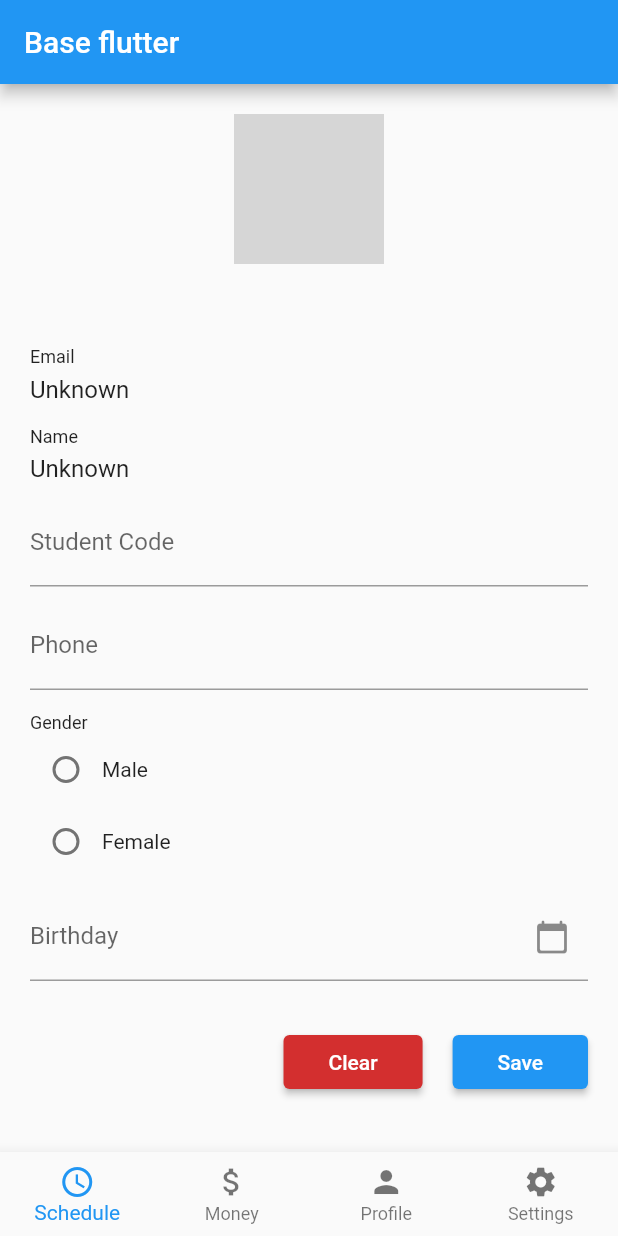
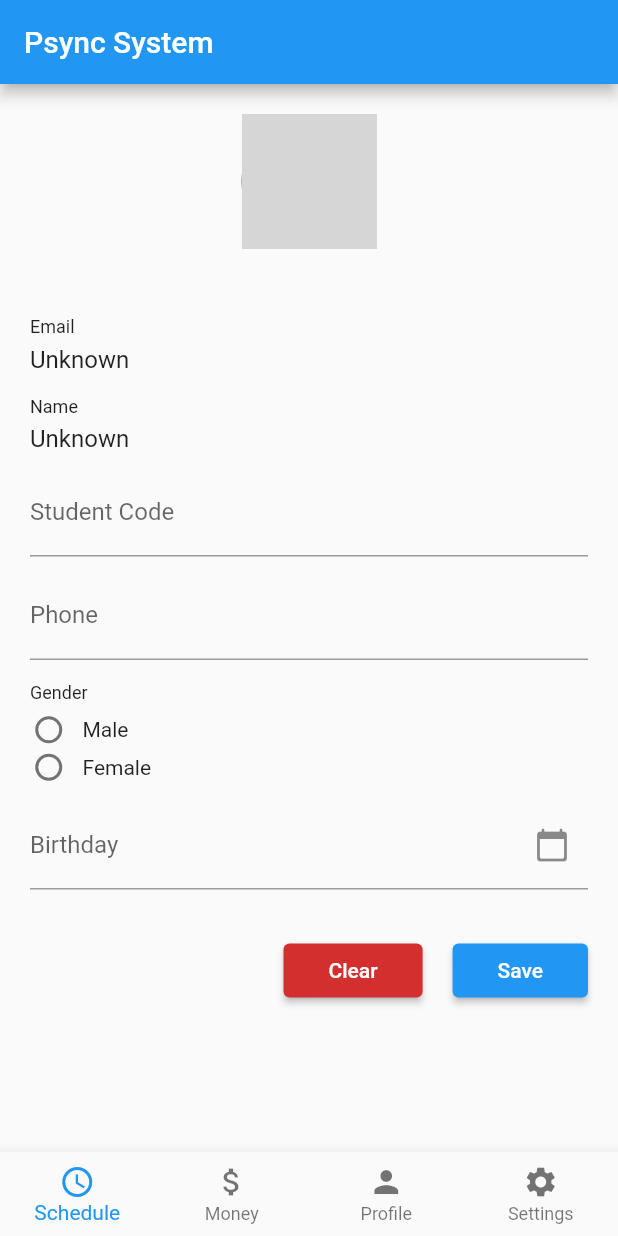
Before and after one commit to Tetcha/pss-mobile, a Flutter app: the screen it shows after launch, after a tap on "Login", on a phone screen of 412 x 824 dp. Run offline on Flutter 3.47's test engine with Material 2 defaults, Android fonts, the phone set to English and light mode, and no system bars; our stand-ins replace dio, freezed_annotation, get, google_sign_in, shared_preferences; network calls fail; grey boxes are pictures that could not be loaded.

Commit message:
update radio

```diff
--- a/lib/core/form/radio.dart
+++ b/lib/core/form/radio.dart
@@ -38,18 +38,28 @@ class _RadioCState<T> extends State<RadioC<T>> {
       children: <Widget>[
         const SizedBox(height: 5),
         FieldTitle(label: widget.label),
+        const SizedBox(height: 5),
         Column(
           children: widget.options
-              .map((element) => Row(
-                    children: [
-                      Radio(
+              .map(
+                (element) => Row(
+                  children: [
+                    Container(
+                      height: 25,
+                      width: 25,
+                      margin: const EdgeInsets.only(
+                        right: 10,
+                      ),
+                      child: Radio(
                         value: element.value,
                         groupValue: radioValue,
                         onChanged: _handleRadioValueChange,
                       ),
-                      Text(element.label),
-                    ],
-                  ))
+                    ),
+                    Text(element.label),
+                  ],
+                ),
+              )
               .toList(),
         )
       ],
--- a/lib/core/form/text_field.dart
+++ b/lib/core/form/text_field.dart
@@ -63,7 +63,12 @@ class TextFieldC extends StatelessWidget {
           enabled: !disabled,
           controller: controller,
           obscureText: isPassword,
-          keyboardType: keyBoardType,
+          keyboardType: keyBoardType == TextInputType.datetime
+              ? TextInputType.none
+              : keyBoardType,
+          onTap: keyBoardType == TextInputType.datetime
+              ? _presentDatePicker
+              : null,
           decoration: InputDecoration(
             border: const UnderlineInputBorder(),
             labelText: label,
--- a/lib/main.dart
+++ b/lib/main.dart
@@ -5,6 +5,7 @@ import 'package:get/get.dart';
 import 'package:pss_mobile/core/injection/index.dart';
 import 'package:pss_mobile/core/providers/user.provider.dart';
 import 'package:pss_mobile/screens/profile.dart';
+import 'package:pss_mobile/screens/setting.dart';
 import 'package:pss_mobile/widgets/auto_login/auto_login.dart';
 import 'package:pss_mobile/widgets/bottom_navigation/index.dart';
 import 'package:pss_mobile/widgets/loading_overlay/index.dart';
@@ -34,7 +35,7 @@ class _MyAppState extends State<MyApp> {
     const ProfileScreen(),
     const ProfileScreen(),
     const ProfileScreen(),
-    const ProfileScreen(),
+    SettingScreen(),
   ];
 
   void _onChangeTab(int index) {
@@ -61,12 +62,14 @@ class _MyAppState extends State<MyApp> {
         child: Scaffold(
           resizeToAvoidBottomInset: false,
           appBar: AppBar(
-            title: const Text('Base flutter'),
+            title: const Text('Psync System'),
           ),
           body: FractionallySizedBox(
             widthFactor: 1,
             heightFactor: 1,
-            child: AutoLogin(children: widgetList[_currentIndex]),
+            child: AutoLogin(
+              children: widgetList[_currentIndex],
+            ),
           ),
           bottomNavigationBar: Obx(
             () => userProvider.isLogin.value
--- a/lib/screens/profile.dart
+++ b/lib/screens/profile.dart
@@ -57,7 +57,7 @@ class _ProfileScreenState extends State<ProfileScreen> {
           margin: const EdgeInsets.symmetric(vertical: 20),
           child: Center(
             child: CircleAvatar(
-              radius: 50,
+              radius: 45,
               backgroundImage: NetworkImage(_userProvider
                       .googleAccount.value?.photoUrl ??
                   "https://upload.wikimedia.org/wikipedia/commons/thumb/1/14/Gatto_europeo4.jpg/250px-Gatto_europeo4.jpg"),
@@ -65,7 +65,7 @@ class _ProfileScreenState extends State<ProfileScreen> {
           ),
         ),
         Container(
-          padding: const EdgeInsets.all(20),
+          padding: const EdgeInsets.symmetric(vertical: 10, horizontal: 20),
           child:
               Column(crossAxisAlignment: CrossAxisAlignment.start, children: [
             const SizedBox(height: 10),
```
Also changed, not shown: lib/core/providers/user.provider.dart (+2 -7 lines), lib/screens/setting.dart (added, +38 -0 lines), pubspec.lock, 1 other file.
